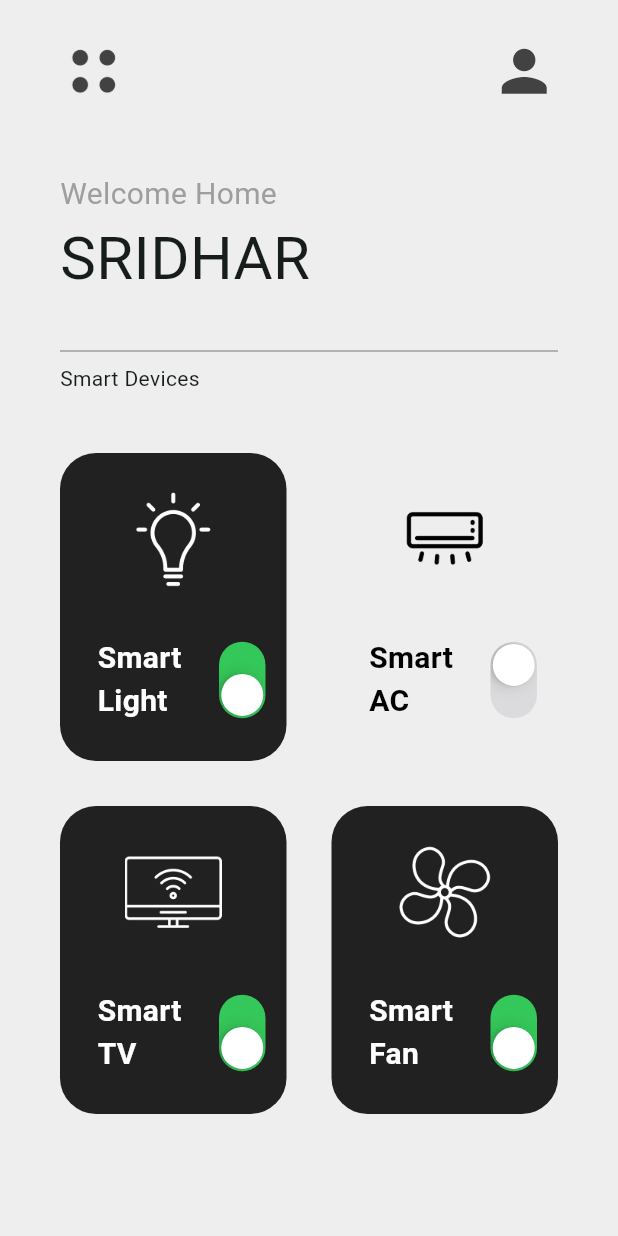
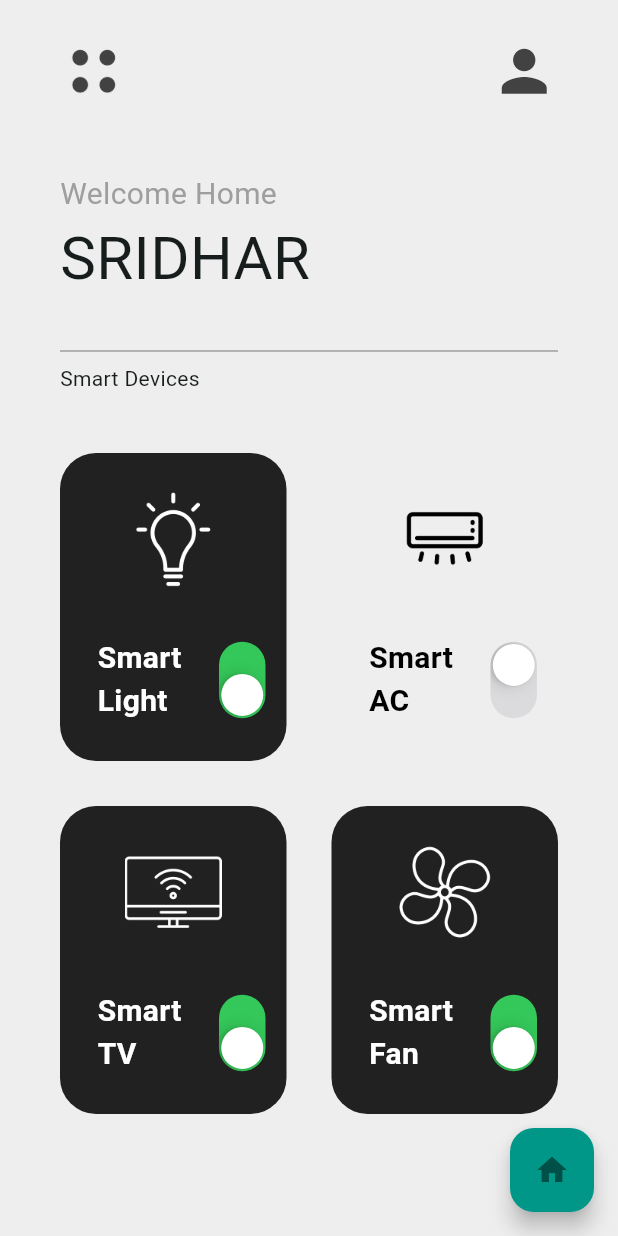
Before and after one commit to Sridharvn/flutter_ui_learning_showcase, a Flutter app: the SmartHomeUi screen opened by its route, on a phone screen of 412 x 824 dp. Run offline on Flutter 3.47's test engine with Material 3 defaults, Android fonts, the phone set to English and light mode, and no system bars; our stand-ins replace go_router.

Commit message:
Added Universal FAB to Home

```diff
--- a/lib/main.dart
+++ b/lib/main.dart
@@ -1,6 +1,7 @@
 import 'package:flutter/material.dart';
 import 'package:go_router/go_router.dart';
 import 'package:flutter_ui_learning_showcase/app_routes.dart';
+import 'widgets/UniversalFABToHome.dart'; // Add this import
 
 void main() {
   runApp(const MyApp());
--- a/lib/pages/mental_health_app_ui/mental_health_app_home_ui.dart
+++ b/lib/pages/mental_health_app_ui/mental_health_app_home_ui.dart
@@ -1,10 +1,13 @@
 import 'package:flutter/material.dart';
+import 'package:flutter_ui_learning_showcase/widgets/UniversalFABToHome.dart';
 
 class MentalHealthAppHomeUi extends StatelessWidget {
   const MentalHealthAppHomeUi({super.key});
 
   @override
   Widget build(BuildContext context) {
-    return const Placeholder();
+    return const Scaffold(
+      floatingActionButton: UniversalFABToHome(),
+    );
   }
 }
--- a/lib/pages/smart_home_ui/smart_home_ui.dart
+++ b/lib/pages/smart_home_ui/smart_home_ui.dart
@@ -1,5 +1,6 @@
 import 'package:flutter/material.dart';
 import 'package:flutter_ui_learning_showcase/pages/smart_home_ui/smart_device_box.dart';
+import 'package:flutter_ui_learning_showcase/widgets/UniversalFABToHome.dart';
 
 class SmartHomeUi extends StatefulWidget {
   const SmartHomeUi({super.key});
@@ -32,6 +33,7 @@ class _SmartHomeUiState extends State<SmartHomeUi> {
   @override
   Widget build(BuildContext context) {
     return Scaffold(
+      floatingActionButton: const UniversalFABToHome(), // Add this line
       backgroundColor: Colors.grey[200],
       body: SafeArea(
         child: Column(
--- /dev/null
+++ b/lib/widgets/UniversalFABToHome.dart
@@ -0,0 +1,17 @@
+import 'package:flutter/material.dart';
+import 'package:go_router/go_router.dart';
+
+class UniversalFABToHome extends StatelessWidget {
+  const UniversalFABToHome({Key? key}) : super(key: key);
+
+  @override
+  Widget build(BuildContext context) {
+    return FloatingActionButton(
+      onPressed: () {
+        context.go('/');
+      },
+      child: const Icon(Icons.home),
+      backgroundColor: Colors.teal,
+    );
+  }
+}
```
